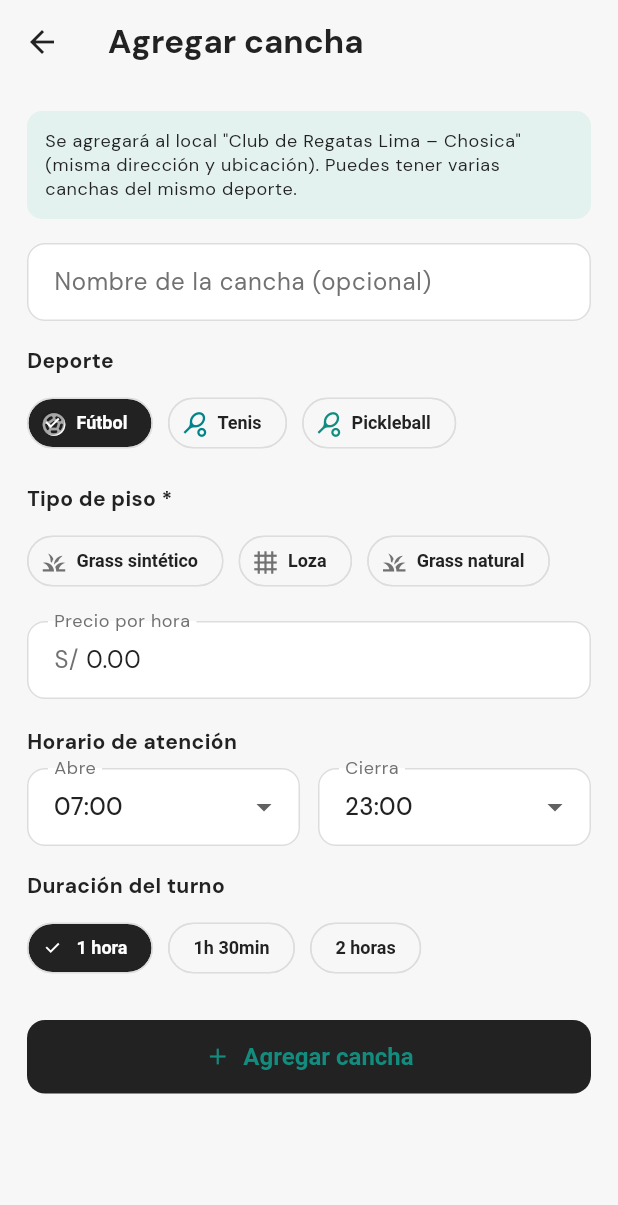
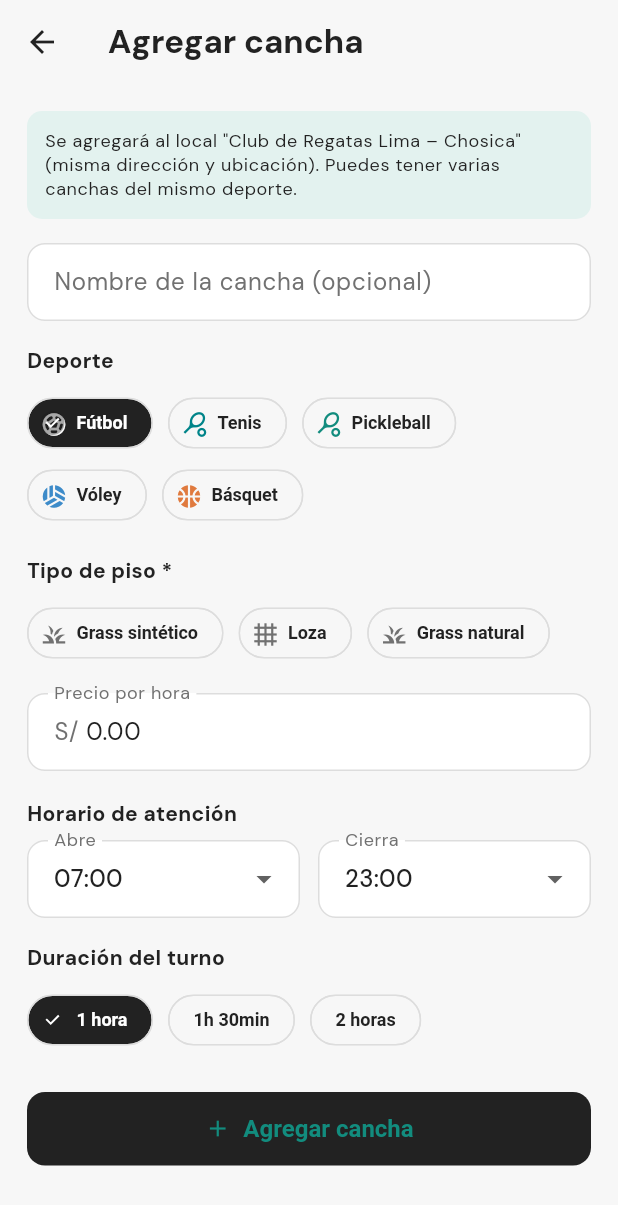
Before and after one commit to dcalagua/canchas-app-lima, a Flutter app: the AgregarCanchaScreen screen opened directly with sample values from the repository, on a phone screen of 412 x 824 dp. Shown: the top 1205 px of the screen. Run offline on Flutter 3.47's test engine with Material 3 defaults, Android fonts, the phone set to English and light mode, and no system bars; our stand-ins replace font_awesome_flutter, geocoding, geolocator, google_fonts, google_maps_flutter, google_sign_in and 3 more; accounts and stored records are empty.

Commit message:
Detección: excluir zapaterías "tenis" + agregar vóley y básquet
Falso positivo: negocios de zapatillas ("Tenis Americanos") aparecían
como canchas porque "tenis" en jerga = zapatillas. Ahora:
- "tenis"/"tennis" solo cuenta como cancha si hay señal de recinto
  (club/cancha/academia/court/lawn/sede/country) o tipo deportivo de
  Google. "raqueta"/"racquet" siguen inequívocos → tenis.
- Se agregan tipos shoe_store/sporting_goods_store y palabras de
  calzado/ropa (zapatilla, calzado, sneaker, boutique, outlet…) a los
  descartes.

Nuevos deportes Vóley y Básquet (muchos locales alquilan la misma loza
multiuso): enum Deporte + deportesActivos + switches (color, ícono,
superficies, precioReferencial) + detección por nombre y consultas de
descubrimiento. Las lozas municipales siguen fuera del marketplace.

Co-Authored-By: Claude Opus 4.8 (1M context) <noreply@anthropic.com>
Claude-Session: https://claude.ai/code/session_017fg7ijXuZRX6jvFjZELf83

```diff
--- a/lib/models/models.dart
+++ b/lib/models/models.dart
@@ -14,7 +14,9 @@ enum Deporte {
   tenis('Tenis'),
   padel('Pádel'),
   futbol('Fútbol'),
-  pickleball('Pickleball');
+  pickleball('Pickleball'),
+  voley('Vóley'),
+  basquet('Básquet');
 
   final String etiqueta;
   const Deporte(this.etiqueta);
@@ -22,11 +24,14 @@ enum Deporte {
 
 /// Deportes que la app OFRECE al usuario (selectores, filtros, secciones).
 /// Pádel se retiró del piloto: sigue en el enum para no romper datos antiguos
-/// al cargarlos, pero no se muestra ni se puede elegir. Foco: fútbol y tenis.
+/// al cargarlos, pero no se muestra ni se puede elegir. Muchos locales alquilan
+/// también vóley y básquet (misma loza multiuso), por eso entran al catálogo.
 const List<Deporte> deportesActivos = [
   Deporte.futbol,
   Deporte.tenis,
   Deporte.pickleball,
+  Deporte.voley,
+  Deporte.basquet,
 ];
 
 /// Una cancha en el marketplace.
@@ -98,6 +103,10 @@ class Cancha {
         return 70;
       case Deporte.pickleball:
         return 80;
+      case Deporte.voley:
+        return 80;
+      case Deporte.basquet:
+        return 90;
     }
   }
 
--- a/lib/theme.dart
+++ b/lib/theme.dart
@@ -104,6 +104,8 @@ Color colorDeporte(Deporte d) => switch (d) {
       Deporte.padel => textoTenue,  // Foggy (gris)
       Deporte.futbol => bosque,     // Hof (negro)
       Deporte.pickleball => lima,   // Rausch (coral)
+      Deporte.voley => const Color(0xFF3D8BC9),  // azul cielo
+      Deporte.basquet => const Color(0xFFE07A3E), // naranja balón
     };
 
 IconData iconoDeporte(Deporte d) => switch (d) {
@@ -111,6 +113,8 @@ IconData iconoDeporte(Deporte d) => switch (d) {
       Deporte.padel => Icons.sports_handball,
       Deporte.futbol => Icons.sports_soccer,
       Deporte.pickleball => Icons.sports_tennis, // raqueta (lo más cercano)
+      Deporte.voley => Icons.sports_volleyball,
+      Deporte.basquet => Icons.sports_basketball,
     };
 
 // ── Amenities / servicios de la cancha (editable por el dueño) ────────────
@@ -165,6 +169,16 @@ List<String> superficiesDe(Deporte d) => switch (d) {
       Deporte.pickleball => const [
           'Dura',
           'Loza',
+        ],
+      Deporte.voley => const [
+          'Loza',
+          'Arena',
+          'Parquet',
+        ],
+      Deporte.basquet => const [
+          'Loza',
+          'Parquet',
+          'Cemento',
         ],
     };
 
```
Also changed, not shown: lib/services/places_service.dart (+41 -5 lines), 1 other file.
